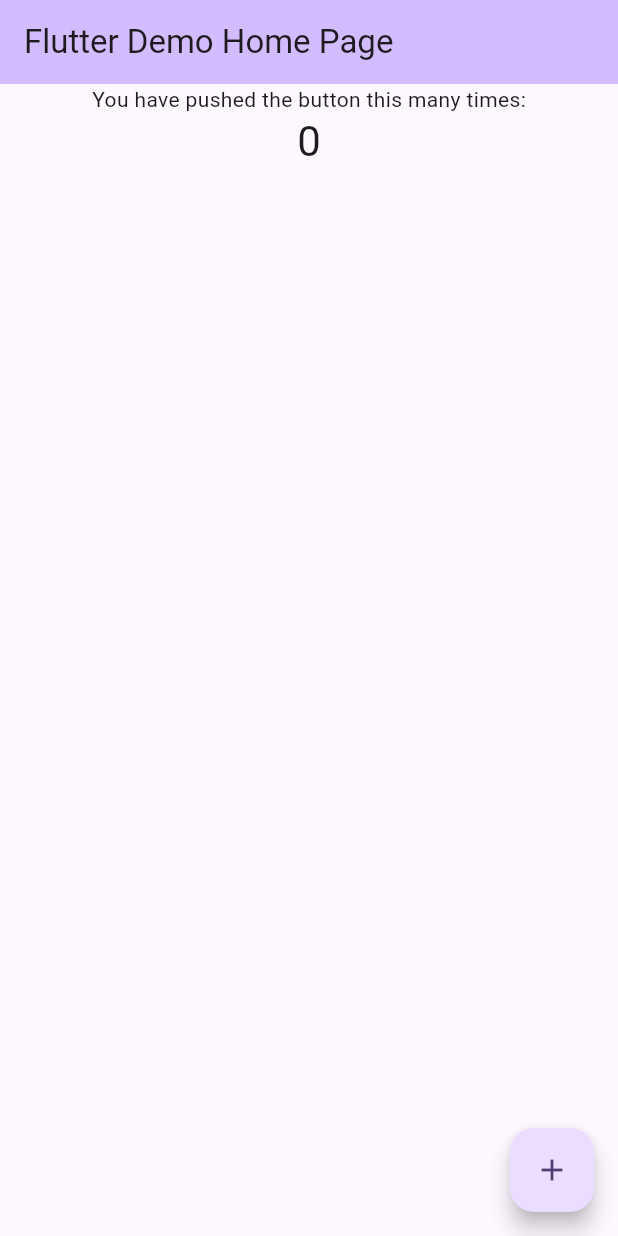
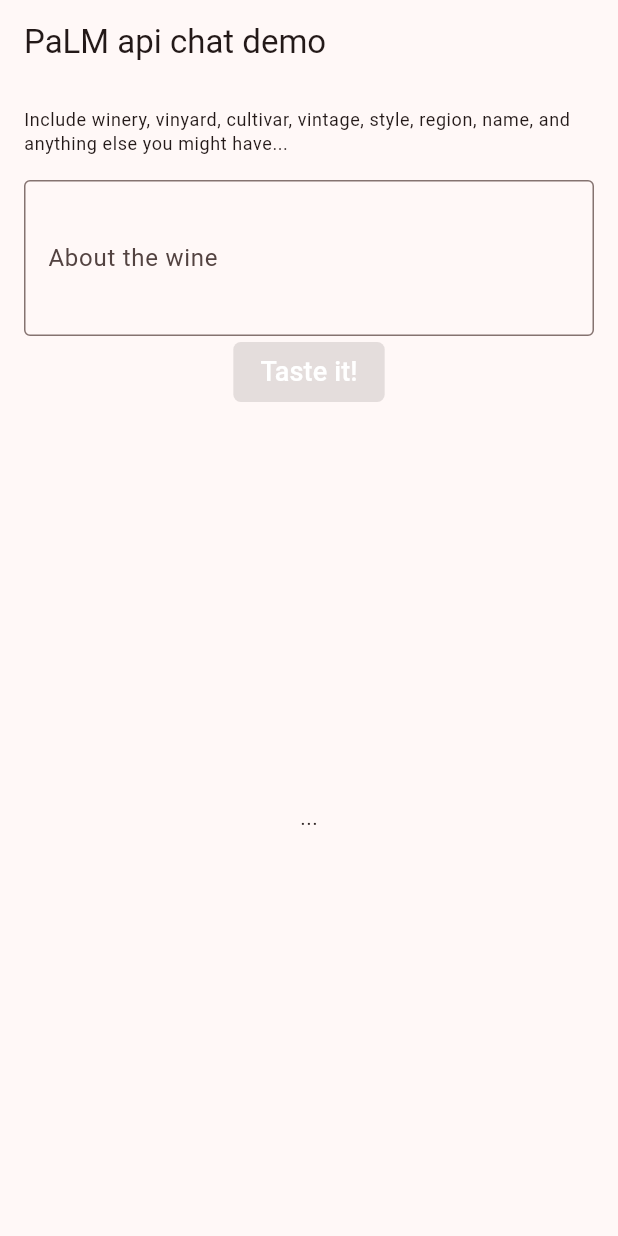
Before and after one commit to githubmonkey/wine_snob, a Flutter app: the screen it shows after launch, on a phone screen of 412 x 824 dp. Run offline on Flutter 3.47's test engine with Material 2 defaults, Android fonts, the phone set to English and light mode, and no system bars.

Commit message:
First running version, query api and display results. Uses chat prompt with context and one example, needs more tuning.

```diff
--- /dev/null
+++ b/lib/controller/blurb_controller.dart
@@ -0,0 +1,10 @@
+import '../data/repositories/blurb_repository_impl.dart';
+import '../domain/repositories/abstract/blurb_repository.dart';
+
+class BlurbController {
+  final BlurbRepository blurbRepository = BlurbRepositoryImpl();
+
+  Future<List<String>> getBlurbs(String description) {
+    return blurbRepository.getBlurbs(description);
+  }
+}
--- /dev/null
+++ b/lib/domain/repositories/abstract/blurb_repository.dart
@@ -0,0 +1,3 @@
+abstract class BlurbRepository {
+  Future<List<String>> getBlurbs(String productName);
+}
--- a/lib/main.dart
+++ b/lib/main.dart
@@ -1,4 +1,5 @@
 import 'package:flutter/material.dart';
+import 'package:wine_snob/oracle_page.dart';
 
 void main() {
   runApp(const MyApp());
@@ -11,59 +12,12 @@
   @override
   Widget build(BuildContext context) {
     return MaterialApp(
-      title: 'Flutter Demo',
+      title: 'Wine Snob',
       theme: ThemeData(
-        colorScheme: ColorScheme.fromSeed(seedColor: Colors.deepPurple),
+        colorScheme: ColorScheme.fromSeed(seedColor: Colors.red),
         useMaterial3: true,
       ),
-      home: const MyHomePage(title: 'Flutter Demo Home Page'),
+      home: const OraclePage(title: 'PaLM api chat demo'),
     );
   }
 }
-
-class MyHomePage extends StatefulWidget {
-  const MyHomePage({super.key, required this.title});
-
-  final String title;
-
-  @override
-  State<MyHomePage> createState() => _MyHomePageState();
-}
-
-class _MyHomePageState extends State<MyHomePage> {
-  int _counter = 0;
-
-  void _incrementCounter() {
-    setState(() {
-      _counter++;
-    });
-  }
-
-  @override
-  Widget build(BuildContext context) {
-    return Scaffold(
-      appBar: AppBar(
-        backgroundColor: Theme.of(context).colorScheme.inversePrimary,
-        title: Text(widget.title),
-      ),
-      body: Center(
-        child: Column(
-          children: <Widget>[
-            const Text(
-              'You have pushed the button this many times:',
-            ),
-            Text(
-              '$_counter',
-              style: Theme.of(context).textTheme.headlineMedium,
-            ),
-          ],
-        ),
-      ),
-      floatingActionButton: FloatingActionButton(
-        onPressed: _incrementCounter,
-        tooltip: 'Increment',
-        child: const Icon(Icons.add),
-      ),
-    );
-  }
-}
--- /dev/null
+++ b/lib/oracle_page.dart
@@ -0,0 +1,149 @@
+import 'package:flutter/material.dart';
+import 'package:wine_snob/controller/blurb_controller.dart';
+
+class OraclePage extends StatefulWidget {
+  const OraclePage({super.key, required this.title});
+
+  final String title;
+
+  @override
+  State<OraclePage> createState() => OraclePageState();
+}
+
+class OraclePageState extends State<OraclePage> {
+  final _formKey = GlobalKey<FormState>();
+
+  final BlurbController blurbController = BlurbController();
+
+  String description = '';
+  late Future<List<String>>? blurbData = blurbController.getBlurbs(description);
+
+  String instructionTitle =
+      'Include winery, vinyard, cultivar, vintage, style, region, name, and anything else you might have...';
+
+  void updateBlurbsData(String description) async {
+    setState(() {
+      blurbData = description.isNotEmpty
+          ? blurbController.getBlurbs(description)
+          : null;
+    });
+  }
+
+  @override
+  void initState() {
+    super.initState();
+    updateBlurbsData(description);
+  }
+
+  @override
+  Widget build(BuildContext context) {
+    return Scaffold(
+      appBar: AppBar(
+        title: Text(widget.title),
+      ),
+      body: Center(
+        child: Padding(
+            padding: const EdgeInsets.all(16.0),
+            child: Column(
+              children: <Widget>[
+                buildTopView(),
+                const SizedBox(
+                  height: 10.0,
+                ),
+                buildBottomView2()
+              ],
+            )),
+      ),
+    );
+  }
+
+  Form buildTopView() {
+    return Form(
+      key: _formKey,
+      child: Column(
+        children: <Widget>[
+          Text(instructionTitle, style: Theme.of(context).textTheme.bodySmall),
+          const SizedBox(height: 16.0),
+          TextFormField(
+            decoration: const InputDecoration(
+              border: OutlineInputBorder(),
+              labelText: 'About the wine',
+            ),
+            maxLines: 3,
+            onChanged: (value) {
+              setState(() {
+                if (value.isNotEmpty) {
+                  description = value;
+                } else {
+                  description = '';
+                }
+                blurbData = null;
+              });
+            },
+            validator: (value) {
+              // For now this validator is not used
+              if (value == null || value.isEmpty) {
+                return 'Please enter a description here';
+              }
+              return null;
+            },
+          ),
+          FilledButton(
+            onPressed: description.isNotEmpty
+                ? () => updateBlurbsData(description)
+                : null,
+            style: FilledButton.styleFrom(
+              padding: const EdgeInsets.symmetric(vertical: 5, horizontal: 18),
+              shape: RoundedRectangleBorder(
+                borderRadius: BorderRadius.circular(5),
+              ),
+            ),
+            child: const Text(
+              'Taste it!',
+              style: TextStyle(
+                color: Colors.white,
+                fontSize: 18,
+                fontWeight: FontWeight.w500,
+              ),
+            ),
+          )
+        ],
+      ),
+    );
+  }
+
+  Expanded buildBottomView2() {
+    return Expanded(
+      child: FutureBuilder(
+        future: blurbData,
+        builder: (context, snapshot) {
+          if (snapshot.connectionState == ConnectionState.none) {
+            return const Center(child: Text("..."));
+          }
+
+          if (snapshot.connectionState == ConnectionState.active ||
+              snapshot.connectionState == ConnectionState.waiting) {
+            return const Center(child: CircularProgressIndicator());
+          }
+
+          if (snapshot.hasError || !snapshot.hasData) {
+            return Center(
+              child: Text(snapshot.error.toString()),
+            );
+          }
+
+          return ListView.builder(
+            itemCount: snapshot.data!.length,
+            itemBuilder: (context, index) {
+              return Card(
+                  child: Padding(
+                padding: const EdgeInsets.all(8.0),
+                child: Text(snapshot.data![index].toString()),
+              ));
+            },
+          );
+        },
+      ),
+    );
+  }
+}
--- a/pubspec.yaml
+++ b/pubspec.yaml
@@ -12,6 +12,7 @@
     sdk: flutter
 
   cupertino_icons: ^1.0.2
+  http: ^1.1.0
 
 dev_dependencies:
   flutter_test:
```
Also changed, not shown: lib/data/repositories/blurb_repository_impl.dart (added, +57 -0 lines), pubspec.lock, 1 other file.
